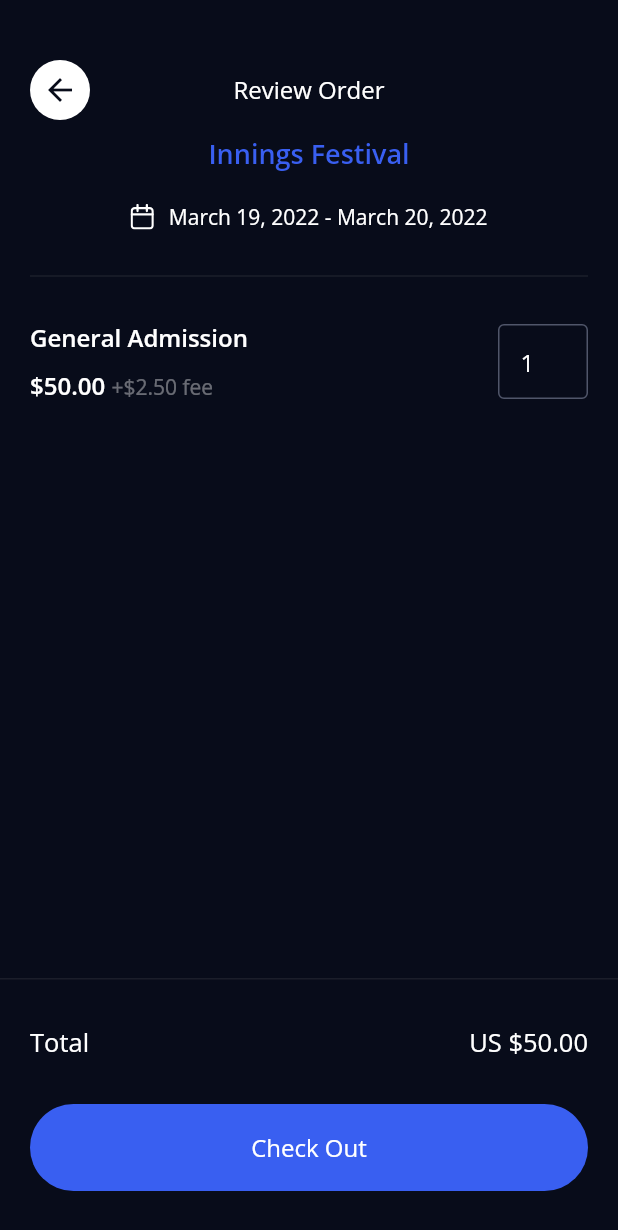
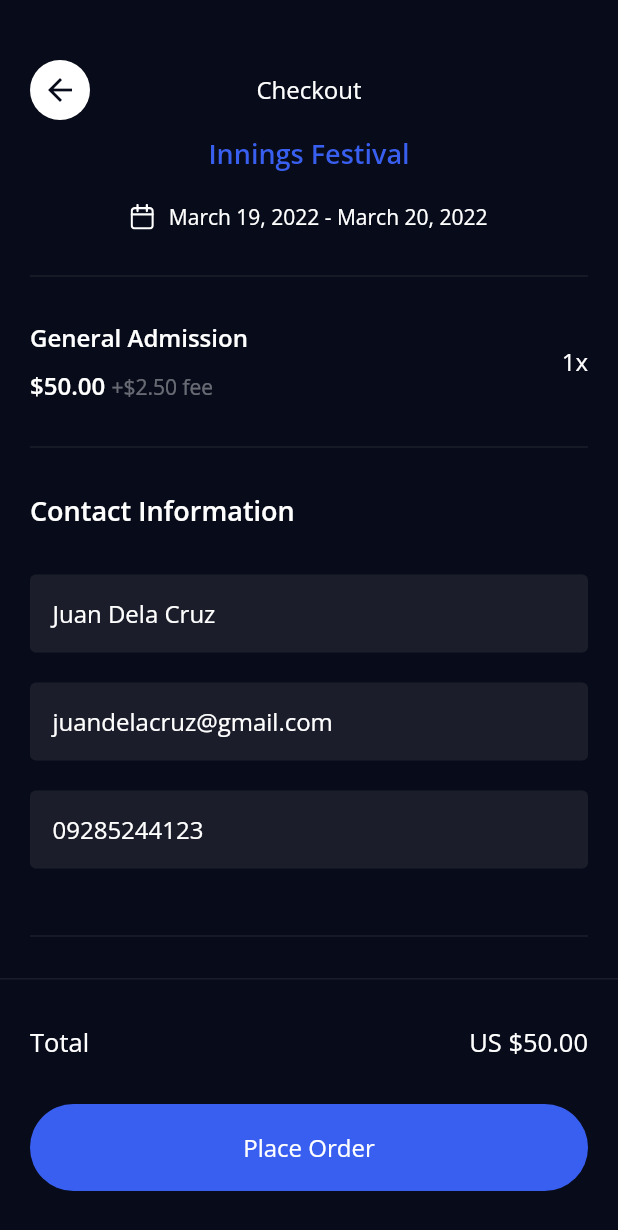
Before and after one commit to conraduouou/nft-ticketing, a Flutter app: the ReviewOrderPage screen opened directly, after a tap on "Check Out", on a phone screen of 412 x 824 dp. Shown: the top 1230 px of the screen. Run offline on Flutter 3.47's test engine with Material 2 defaults, Android fonts, the phone set to English and light mode, and no system bars; our stand-ins replace flutter_svg, recase, share_plus.

Commit message:
+1: finish checkout page

```diff
--- /dev/null
+++ b/lib/components/nft_account_information.dart
@@ -0,0 +1,84 @@
+import 'package:flutter/material.dart';
+import 'package:nft_ticketing/components/nft_field.dart';
+import 'package:nft_ticketing/constants.dart';
+import 'package:nft_ticketing/screens/landing/new_password_page/new_password_page.dart';
+
+class NFTAccountInformation extends StatelessWidget {
+  const NFTAccountInformation({
+    Key? key,
+    this.headingText,
+    this.showPasswordField = true,
+  }) : super(key: key);
+
+  final String? headingText;
+  final bool showPasswordField;
+
+  @override
+  Widget build(BuildContext context) {
+    return Column(
+      crossAxisAlignment: CrossAxisAlignment.start,
+      children: [
+        Text(
+          headingText ?? 'Account Information',
+          style: kSemiBoldStyle.copyWith(
+            color: Colors.white,
+            fontSize: kRegularSize + 2,
+          ),
+        ),
+        const SizedBox(height: 30),
+        const NFTField(
+          enabled: false,
+          showSuffix: false,
+          initialText: 'Juan Dela Cruz',
+        ),
+        const SizedBox(height: 20),
+        const NFTField(
+          enabled: false,
+          showSuffix: false,
+          initialText: 'juandelacruz@gmail.com',
+        ),
+        const SizedBox(height: 20),
+        const NFTField(
+          enabled: false,
+          showSuffix: false,
+          initialText: '09285244123',
+        ),
+        showPasswordField ? const SizedBox(height: 20) : Container(),
+        showPasswordField
+            ? const NFTField(
+                enabled: false,
+                showSuffix: false,
+                isObscurable: true,
+                initialText: 'something',
+              )
+            : Container(),
+        const SizedBox(height: 15),
+        showPasswordField
+            ? InkWell(
+                highlightColor: Colors.transparent,
+                splashColor: Colors.transparent,
+                onTap: () => Navigator.of(context).pushNamed(
+                  NewPasswordPage.id,
+                  arguments: {
+                    'showLeading': true,
+                    'isUpdate': true,
+                  },
+                ),
+                child: Row(
+                  mainAxisAlignment: MainAxisAlignment.end,
+                  children: [
+                    Text(
+                      'Update password',
+                      style: kRegularStyle.copyWith(
+                        color: kPrimaryColor,
+                        fontSize: kRegularSize - 2,
+                      ),
+                    )
+                  ],
+                ),
+              )
+            : Container(),
+      ],
+    );
+  }
+}
--- /dev/null
+++ b/lib/components/nft_checkout_title.dart
@@ -0,0 +1,90 @@
+import 'package:flutter/material.dart';
+import 'package:flutter_svg/svg.dart';
+import 'package:nft_ticketing/components/nft_back_button.dart';
+import 'package:nft_ticketing/constants.dart';
+
+class NFTCheckoutTitle extends StatelessWidget {
+  const NFTCheckoutTitle({
+    Key? key,
+    required this.title,
+    required this.eventTitle,
+    required this.eventDate,
+  }) : super(key: key);
+
+  final String title;
+  final String eventTitle;
+  final String eventDate;
+
+  @override
+  Widget build(BuildContext context) {
+    return Column(
+      crossAxisAlignment: CrossAxisAlignment.stretch,
+      children: [
+        _NFTTitle(title: title),
+        const SizedBox(height: 10),
+        Text(
+          eventTitle,
+          textAlign: TextAlign.center,
+          style: kSemiBoldStyle.copyWith(
+            color: kPrimaryColor,
+            fontSize: kRegularSize + 2,
+          ),
+        ),
+        const SizedBox(height: 20),
+        Row(
+          mainAxisAlignment: MainAxisAlignment.center,
+          children: [
+            SvgPicture.asset('assets/icons/ic-calendar.svg'),
+            const SizedBox(width: 10),
+            Text(
+              eventDate,
+              style: kRegularStyle.copyWith(
+                color: Colors.white,
+                fontSize: kRegularSize - 2,
+              ),
+            )
+          ],
+        ),
+      ],
+    );
+  }
+}
+
+/// A pseudo-appbar that is scrolled alongside the body of a page, containing a
+/// back button and a title.
+///
+/// Does not contain the spacing above the screen, and expects the developer to
+/// manually supply a SizedBox above it.
+class _NFTTitle extends StatelessWidget {
+  const _NFTTitle({
+    Key? key,
+    required this.title,
+  }) : super(key: key);
+
+  final String title;
+
+  @override
+  Widget build(BuildContext context) {
+    return SizedBox(
+      height: 40,
+      child: Stack(
+        alignment: Alignment.center,
+        children: [
+          Text(
+            title,
+            style: kRegularStyle.copyWith(
+              color: Colors.white,
+            ),
+          ),
+          const Positioned(
+            left: 0,
+            child: NFTBackButton(
+              height: 40,
+              width: 40,
+            ),
+          ),
+        ],
+      ),
+    );
+  }
+}
--- a/lib/components/nft_title.dart
+++ /dev/null
@@ -1,34 +0,0 @@
-import 'package:flutter/material.dart';
-import 'package:nft_ticketing/components/nft_back_button.dart';
-import 'package:nft_ticketing/constants.dart';
-
-class NFTTitle extends StatelessWidget {
-  const NFTTitle({
-    Key? key,
-  }) : super(key: key);
-
-  @override
-  Widget build(BuildContext context) {
-    return SizedBox(
-      height: 40,
-      child: Stack(
-        alignment: Alignment.center,
-        children: [
-          Text(
-            'Review Order',
-            style: kRegularStyle.copyWith(
-              color: Colors.white,
-            ),
-          ),
-          const Positioned(
-            left: 0,
-            child: NFTBackButton(
-              height: 40,
-              width: 40,
-            ),
-          ),
-        ],
-      ),
-    );
-  }
-}
--- a/lib/routes.dart
+++ b/lib/routes.dart
@@ -1,5 +1,6 @@
 import 'package:flutter/material.dart';
 import 'package:nft_ticketing/screens/dashboard/account_settings/account_settings.dart';
+import 'package:nft_ticketing/screens/dashboard/checkout_page/checkout_page.dart';
 import 'package:nft_ticketing/screens/dashboard/dashboard_container.dart';
 import 'package:nft_ticketing/screens/dashboard/event_details/event_details.dart';
 import 'package:nft_ticketing/screens/dashboard/events_view/events_view.dart';
@@ -35,6 +36,14 @@ class RoutesHandler {
 
   Route<dynamic>? onGenerateRoute(RouteSettings settings) {
     switch (settings.name) {
+      case CheckoutPage.id:
+        // handle checkout screen arguments here
+
+        return MaterialPageRoute(
+          settings: settings,
+          builder: (context) => const CheckoutPage(),
+        );
+
       case DashboardContainer.id:
         final toView = settings.arguments as String?;
 
--- a/lib/screens/dashboard/account_settings/account_settings.dart
+++ b/lib/screens/dashboard/account_settings/account_settings.dart
@@ -1,10 +1,9 @@
 import 'package:flutter/material.dart';
 import 'package:flutter_svg/svg.dart';
+import 'package:nft_ticketing/components/nft_account_information.dart';
 import 'package:nft_ticketing/components/nft_appbar.dart';
-import 'package:nft_ticketing/components/nft_field.dart';
 import 'package:nft_ticketing/constants.dart';
 import 'package:nft_ticketing/screens/dashboard/account_page/account_page.dart';
-import 'package:nft_ticketing/screens/landing/new_password_page/new_password_page.dart';
 
 class AccountSettings extends StatelessWidget {
   const AccountSettings({Key? key}) : super(key: key);
@@ -38,7 +37,7 @@ class AccountSettings extends StatelessWidget {
                 ),
               ),
               const _NFTAccountSettingsDiv(),
-              const _NFTAccountSettingsInformation(),
+              const NFTAccountInformation(),
               const SizedBox(height: 40)
             ],
           ),
@@ -71,77 +70,6 @@ class _NFTAccountSettingsAvatar extends StatelessWidget {
   }
 }
 
-class _NFTAccountSettingsInformation extends StatelessWidget {
-  const _NFTAccountSettingsInformation({
-    Key? key,
-  }) : super(key: key);
-
-  @override
-  Widget build(BuildContext context) {
-    return Column(
-      crossAxisAlignment: CrossAxisAlignment.start,
-      children: [
-        Text(
-          'Account Information',
-          style: kSemiBoldStyle.copyWith(
-            color: Colors.white,
-            fontSize: kRegularSize + 2,
-          ),
-        ),
-        const SizedBox(height: 30),
-        const NFTField(
-          enabled: false,
-          showSuffix: false,
-          initialText: 'Juan Dela Cruz',
-        ),
-        const SizedBox(height: 20),
-        const NFTField(
-          enabled: false,
-          showSuffix: false,
-          initialText: 'juandelacruz@gmail.com',
-        ),
-        const SizedBox(height: 20),
-        const NFTField(
-          enabled: false,
-          showSuffix: false,
-          initialText: '09285244123',
-        ),
-        const SizedBox(height: 20),
-        const NFTField(
-          enabled: false,
-          showSuffix: false,
-          isObscurable: true,
-          initialText: 'something',
-        ),
-        const SizedBox(height: 15),
-        InkWell(
-          highlightColor: Colors.transparent,
-          splashColor: Colors.transparent,
-          onTap: () => Navigator.of(context).pushNamed(
-            NewPasswordPage.id,
-            arguments: {
-              'showLeading': true,
-              'isUpdate': true,
-            },
-          ),
-          child: Row(
-            mainAxisAlignment: MainAxisAlignment.end,
-            children: [
-              Text(
-                'Update password',
-                style: kRegularStyle.copyWith(
-                  color: kPrimaryColor,
-                  fontSize: kRegularSize - 2,
-                ),
-              )
-            ],
-          ),
-        )
-      ],
-    );
-  }
-}
-
 class _NFTAccountSettingsDiv extends StatelessWidget {
   const _NFTAccountSettingsDiv({
     Key? key,
--- /dev/null
+++ b/lib/screens/dashboard/checkout_page/checkout_page.dart
@@ -0,0 +1,218 @@
+import 'package:flutter/material.dart';
+import 'package:flutter_svg/svg.dart';
+import 'package:nft_ticketing/components/nft_account_information.dart';
+import 'package:nft_ticketing/components/nft_checkout_footer.dart';
+import 'package:nft_ticketing/components/nft_checkout_title.dart';
+import 'package:nft_ticketing/components/nft_field.dart';
+import 'package:nft_ticketing/constants.dart';
+import 'package:nft_ticketing/screens/dashboard/review_order/review_order.dart';
+
+class CheckoutPage extends StatelessWidget {
+  const CheckoutPage({Key? key}) : super(key: key);
+
+  static const id = '${ReviewOrderPage.id}/checkout';
+
+  @override
+  Widget build(BuildContext context) {
+    return Scaffold(
+      backgroundColor: kDarkBlue,
+      body: Column(
+        children: [
+          Expanded(
+            child: Padding(
+              padding: const EdgeInsets.symmetric(horizontal: 20),
+              child: CustomScrollView(slivers: [
+                SliverList(
+                  delegate: SliverChildListDelegate([
+                    const SizedBox(height: 40),
+                    const NFTCheckoutTitle(
+                      title: 'Checkout',
+                      eventTitle: 'Innings Festival',
+                      eventDate: 'March 19, 2022 - March 20, 2022',
+                    ),
+                    const _NFTCheckoutPageDiv(),
+                    const _NFTCheckoutPageQuantityBlock(),
+                    const _NFTCheckoutPageDiv(),
+                    const NFTAccountInformation(
+                      headingText: 'Contact Information',
+                      showPasswordField: false,
+                    ),
+                    const _NFTCheckoutPageDiv(),
+                    const _NFTCheckoutPagePaymentBlock(),
+                    const _NFTCheckoutPageDiv(),
+                    const _NFTCheckoutPageEmailBlock(),
+                    const SizedBox(height: 40),
+                  ]),
+                )
+              ]),
+            ),
+          ),
+          const NFTCheckoutFooter(buttonText: 'Place Order'),
+        ],
+      ),
+    );
+  }
+}
+
+class _NFTCheckoutPageEmailBlock extends StatelessWidget {
+  const _NFTCheckoutPageEmailBlock({
+    Key? key,
+  }) : super(key: key);
+
+  @override
+  Widget build(BuildContext context) {
+    return Column(
+      crossAxisAlignment: CrossAxisAlignment.start,
+      children: [
+        Text(
+          'Email Receipt',
+          style: kSemiBoldStyle.copyWith(
+            color: Colors.white,
+            fontSize: kRegularSize + 2,
+          ),
+        ),
+        const SizedBox(height: 30),
+        const NFTField(initialText: 'juandelacruz@gmail.com')
+      ],
+    );
+  }
+}
+
+class _NFTCheckoutPagePaymentBlock extends StatelessWidget {
+  const _NFTCheckoutPagePaymentBlock({
+    Key? key,
+  }) : super(key: key);
+
+  @override
+  Widget build(BuildContext context) {
+    return Column(
+      crossAxisAlignment: CrossAxisAlignment.start,
+      children: [
+        Text(
+          'Payment Method',
+          style: kSemiBoldStyle.copyWith(
+            color: Colors.white,
+            fontSize: kRegularSize + 2,
+          ),
+        ),
+        const SizedBox(height: 30),
+        Column(
+          children: [
+            Row(
+              mainAxisAlignment: MainAxisAlignment.spaceBetween,
+              children: [
+                Flexible(
+                  child: Image.asset(
+                    'assets/checkout/img-creditcard@2x.png',
+                  ),
+                ),
+                const SizedBox(width: 10),
+                Flexible(
+                  child: Image.asset(
+                    'assets/checkout/img-metamask@2x.png',
+                  ),
+                ),
+                const SizedBox(width: 10),
+                Flexible(
+                  child: Image.asset(
+                    'assets/checkout/img-walletConnect@2x.png',
+                  ),
+                ),
+              ],
+            ),
+            const SizedBox(height: 10),
+            Row(
+              mainAxisAlignment: MainAxisAlignment.spaceBetween,
+              children: [
+                Flexible(
+                  child: Image.asset(
+                    'assets/checkout/img-coinbase@2x.png',
+                  ),
+                ),
+                const SizedBox(width: 10),
+                Flexible(
+                  child: Image.asset(
+                    'assets/checkout/img-Fortmatic@2x.png',
+                  ),
+                ),
+                const SizedBox(width: 10),
+                Flexible(
+                  child: SvgPicture.asset(
+                    'assets/checkout/img-moreoptions.svg',
+                  ),
+                ),
+              ],
+            ),
+          ],
+        )
+      ],
+    );
+  }
+}
+
+class _NFTCheckoutPageDiv extends StatelessWidget {
+  const _NFTCheckoutPageDiv({
+    Key? key,
+  }) : super(key: key);
+
+  @override
+  Widget build(BuildContext context) {
+    return const Divider(
+      color: kSlightlyDarkBlue,
+      thickness: 1,
+      height: 60,
+    );
+  }
+}
+
+class _NFTCheckoutPageQuantityBlock extends StatelessWidget {
+  const _NFTCheckoutPageQuantityBlock({
+    Key? key,
+  }) : super(key: key);
+
+  @override
+  Widget build(BuildContext context) {
+    return Row(
+      mainAxisAlignment: MainAxisAlignment.spaceBetween,
+      children: [
+        Column(
+          crossAxisAlignment: CrossAxisAlignment.start,
+          children: [
+            Text(
+              'General Admission',
+              style: kSemiBoldStyle.copyWith(
+                color: Colors.white,
+              ),
+            ),
+            const SizedBox(height: 10),
+            RichText(
+              text: TextSpan(
+                children: [
+                  TextSpan(
+                    text: '\$50.00 ',
+                    style: kSemiBoldStyle.copyWith(
+                      color: Colors.white,
+                    ),
+                  ),
+                  TextSpan(
+                    text: '+\$2.50 fee',
+                    style: kRegularStyle.copyWith(
+                      color: Colors.white.withAlpha(100),
+                      fontSize: kRegularSize - 2,
+                    ),
+                  ),
+                ],
+              ),
+            ),
+          ],
+        ),
+        Text(
+          '1x',
+          style: kRegularStyle.copyWith(
+            color: Colors.white,
+          ),
+        )
+      ],
+    );
+  }
+}
--- a/lib/screens/dashboard/review_order/review_order.dart
+++ b/lib/screens/dashboard/review_order/review_order.dart
@@ -1,9 +1,9 @@
 import 'package:flutter/material.dart';
-import 'package:flutter_svg/svg.dart';
 import 'package:nft_ticketing/components/nft_checkout_footer.dart';
+import 'package:nft_ticketing/components/nft_checkout_title.dart';
 import 'package:nft_ticketing/components/nft_field.dart';
-import 'package:nft_ticketing/components/nft_title.dart';
 import 'package:nft_ticketing/constants.dart';
+import 'package:nft_ticketing/screens/dashboard/checkout_page/checkout_page.dart';
 import 'package:nft_ticketing/screens/dashboard/event_details/event_details.dart';
 
 class ReviewOrderPage extends StatelessWidget {
@@ -25,30 +25,10 @@ class ReviewOrderPage extends StatelessWidget {
                   SliverList(
                     delegate: SliverChildListDelegate([
                       const SizedBox(height: 40),
-                      const NFTTitle(),
-                      const SizedBox(height: 10),
-                      Text(
-                        'Innings Festival',
-                        textAlign: TextAlign.center,
-                        style: kSemiBoldStyle.copyWith(
-                          color: kPrimaryColor,
-                          fontSize: kRegularSize + 2,
-                        ),
-                      ),
-                      const SizedBox(height: 20),
-                      Row(
-                        mainAxisAlignment: MainAxisAlignment.center,
-                        children: [
-                          SvgPicture.asset('assets/icons/ic-calendar.svg'),
-                          const SizedBox(width: 10),
-                          Text(
-                            'March 19, 2022 - March 20, 2022',
-                            style: kRegularStyle.copyWith(
-                              color: Colors.white,
-                              fontSize: kRegularSize - 2,
-                            ),
-                          )
-                        ],
+                      const NFTCheckoutTitle(
+                        title: 'Review order',
+                        eventTitle: 'Innings Festival',
+                        eventDate: 'March 19, 2022 - March 20, 2022',
                       ),
                       const Divider(
                         color: kSlightlyDarkBlue,
@@ -62,10 +42,10 @@ class ReviewOrderPage extends StatelessWidget {
               ),
             ),
           ),
-          const NFTCheckoutFooter(
+          NFTCheckoutFooter(
             buttonText: 'Check Out',
-            padding: EdgeInsets.symmetric(horizontal: 20, vertical: 30),
-            onPressed: null,
+            padding: const EdgeInsets.symmetric(horizontal: 20, vertical: 30),
+            onPressed: () => Navigator.of(context).pushNamed(CheckoutPage.id),
           ),
         ],
       ),
```
